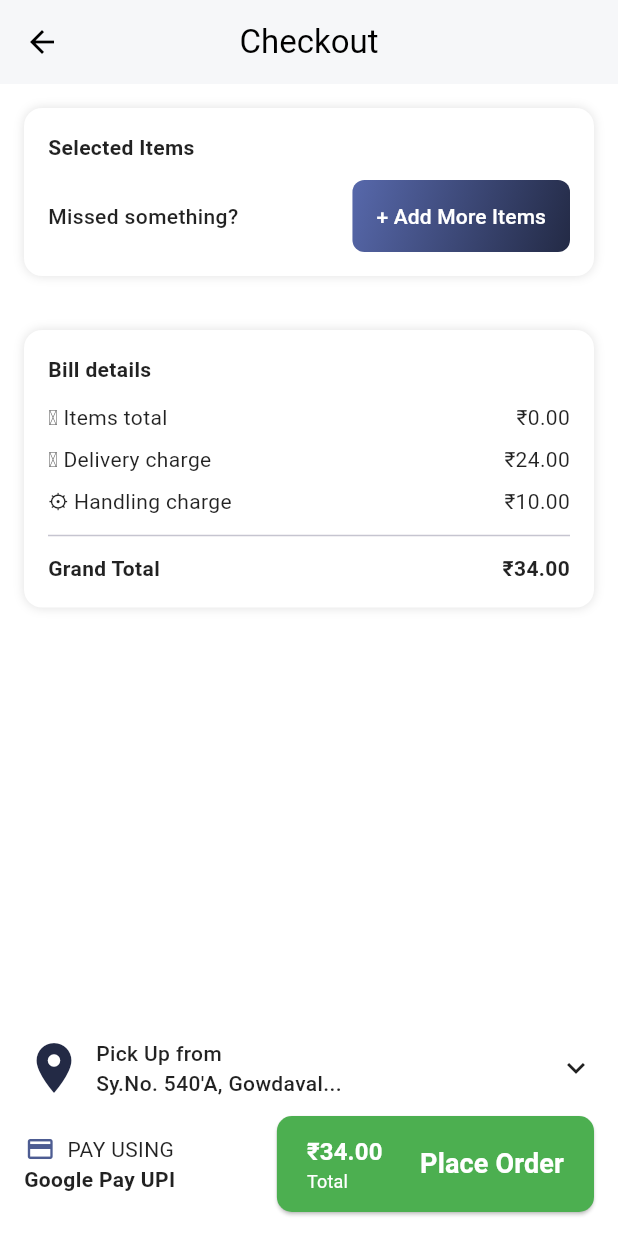
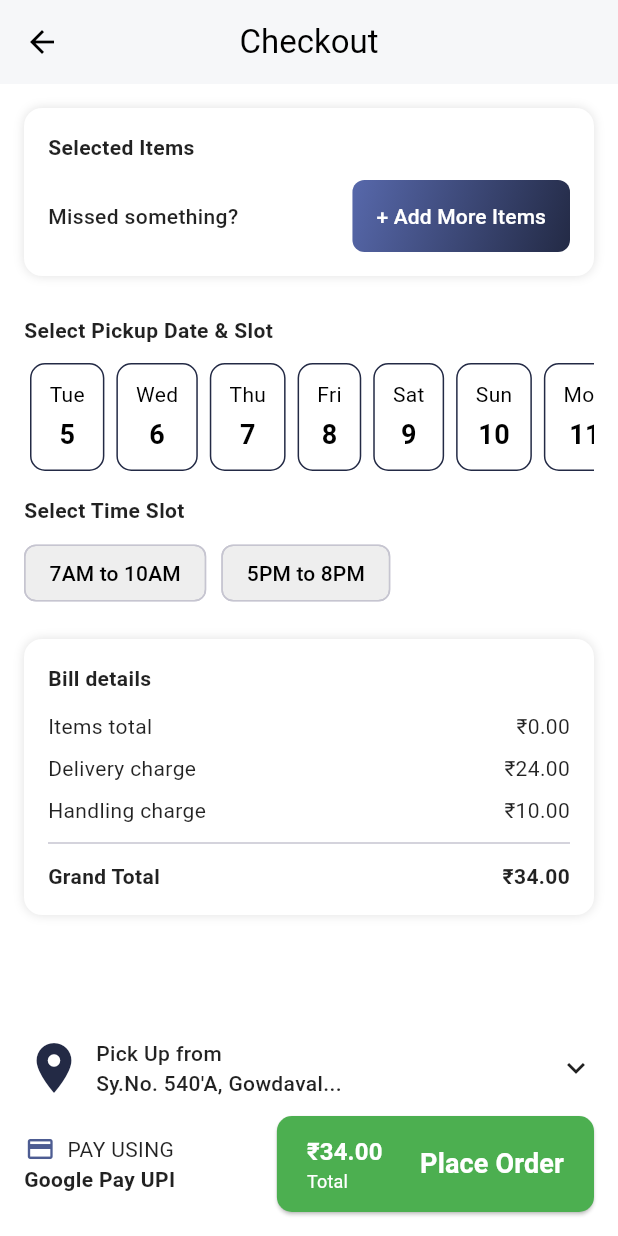
Before and after one commit to Prabhat-gupt/vklaundry-app, a Flutter app: the CheckoutPage screen opened by its route, on a phone screen of 412 x 824 dp. Run offline on Flutter 3.47's test engine with Material 3 defaults, Android fonts, the phone set to English and light mode, and no system bars; our stand-ins replace get, supabase_flutter; accounts and stored records are empty.

Commit message:
fix: service and time slot section

```diff
--- a/lib/app/routes/app_pages.dart
+++ b/lib/app/routes/app_pages.dart
@@ -2,7 +2,7 @@
 import 'package:get/get.dart';
 import 'package:laundry_app/app/ui/screens/add_address.dart';
 import 'package:laundry_app/app/ui/screens/address_screen.dart';
-import 'package:laundry_app/app/ui/screens/category.dart';
+import 'package:laundry_app/app/ui/screens/services.dart';
 import 'package:laundry_app/app/ui/screens/checkout.dart';
 import 'package:laundry_app/app/ui/screens/get_started.dart';
 import 'package:laundry_app/app/ui/screens/home.dart';
@@ -62,7 +62,7 @@ class AppPages {
     ),
     GetPage(
       name: AppRoutes.CATEGORY,
-      page: () => const CategoryScreen(),
+      page: () => const ServiceScreen(),
       // binding: HomeBinding(),
     ),
     GetPage(
--- a/lib/app/ui/screens/checkout.dart
+++ b/lib/app/ui/screens/checkout.dart
@@ -1,17 +1,31 @@
 import 'package:flutter/material.dart';
 import 'package:get/get.dart';
+import 'package:intl/intl.dart';
 import 'package:laundry_app/app/constants/app_theme.dart';
 import 'package:laundry_app/app/controllers/orders_controller.dart';
 import 'package:laundry_app/app/controllers/productlist_controller.dart';
 import 'package:laundry_app/app/controllers/profile_controller.dart';
 import 'package:laundry_app/app/routes/app_pages.dart';
 
-class CheckoutPage extends StatelessWidget {
-  CheckoutPage({super.key});
+class CheckoutPage extends StatefulWidget {
+  const CheckoutPage({super.key});
 
+  @override
+  State<CheckoutPage> createState() => _CheckoutPageState();
+}
+
+class _CheckoutPageState extends State<CheckoutPage> {
   final ProductListController controller = Get.find<ProductListController>();
+
   final OrderController orderController = Get.put(OrderController());
+
   final ProfileController profileController = Get.find<ProfileController>();
+
+  DateTime? selectedPickupDate;
+
+  String? selectedPickupSlot;
+
+  final List<String> pickupSlots = ["7AM to 10AM", "5PM to 8PM"];
 
   @override
   Widget build(BuildContext context) {
@@ -35,6 +49,10 @@ class CheckoutPage extends StatelessWidget {
         child: Column(
           children: [
             _buildUnifiedServiceCard(selectedItems),
+            const SizedBox(height: 10),
+            _buildPickupSlotSelector(context),
+            if (selectedPickupDate != null && selectedPickupSlot != null)
+              _buildDeliveryDateDisplay(),
             const SizedBox(height: 20),
             _buildBillDetails(
                 itemsTotal, deliveryCharge, handlingCharge, grandTotal),
@@ -175,13 +193,13 @@ class CheckoutPage extends StatelessWidget {
           const Text("Bill details",
               style: TextStyle(fontWeight: FontWeight.bold)),
           const SizedBox(height: 12),
-          _billRow("\uD83E\uDFAA Items total",
+          _billRow("Items total",
               "\u20B9${itemsTotal.toStringAsFixed(2)}"),
           const SizedBox(height: 8),
-          _billRow("\uD83D\uDE9A Delivery charge",
+          _billRow("Delivery charge",
               "\u20B9${deliveryCharge.toStringAsFixed(2)}"),
           const SizedBox(height: 8),
-          _billRow("\u2699\uFE0F Handling charge",
+          _billRow("Handling charge",
               "\u20B9${handlingCharge.toStringAsFixed(2)}"),
           const Divider(height: 24),
           _billRow("Grand Total", "\u20B9${grandTotal.toStringAsFixed(2)}",
@@ -204,6 +222,119 @@ class CheckoutPage extends StatelessWidget {
       ],
     );
   }
+
+  Widget _buildPickupSlotSelector(BuildContext context) {
+    return Column(
+      crossAxisAlignment: CrossAxisAlignment.start,
+      children: [
+        const Text("Select Pickup Date & Slot",
+            style: TextStyle(fontWeight: FontWeight.bold)),
+        const SizedBox(height: 12),
+        SingleChildScrollView(
+          scrollDirection: Axis.horizontal,
+          child: Row(
+            children: List.generate(7, (index) {
+              DateTime date = DateTime.now().add(Duration(days: index));
+              bool isSelected = selectedPickupDate != null &&
+                  DateUtils.isSameDay(selectedPickupDate, date);
+              return GestureDetector(
+                onTap: () {
+                  setState(() => selectedPickupDate = date);
+                },
+                child: Container(
+                  margin: const EdgeInsets.symmetric(horizontal: 4),
+                  padding:
+                      const EdgeInsets.symmetric(horizontal: 12, vertical: 10),
+                  decoration: BoxDecoration(
+                    color: isSelected ? AppTheme.primaryColor : Colors.white,
+                    borderRadius: BorderRadius.circular(10),
+                    border: Border.all(color: AppTheme.primaryColor),
+                  ),
+                  child: Column(
+                    children: [
+                      Text(DateFormat.E().format(date),
+                          style: TextStyle(
+                              color: isSelected ? Colors.white : Colors.black)),
+                      const SizedBox(height: 4),
+                      Text(date.day.toString(),
+                          style: TextStyle(
+                              fontSize: 18,
+                              fontWeight: FontWeight.bold,
+                              color: isSelected ? Colors.white : Colors.black)),
+                    ],
+                  ),
+                ),
+              );
+            }),
+          ),
+        ),
+        const SizedBox(height: 16),
+        const Text("Select Time Slot",
+            style: TextStyle(fontWeight: FontWeight.bold)),
+        const SizedBox(height: 8),
+        Wrap(
+          spacing: 10,
+          children: pickupSlots.map((slot) {
+            bool isSelected = slot == selectedPickupSlot;
+            return ChoiceChip(
+              label: Text(slot),
+              selected: isSelected,
+              onSelected: (_) {
+                setState(() => selectedPickupSlot = slot);
+              },
+              checkmarkColor: Colors.white,
+              selectedColor: AppTheme.primaryColor,
+              labelStyle: TextStyle(
+                  color: isSelected ? Colors.white : Colors.black,
+                  fontWeight: FontWeight.w500),
+              backgroundColor: Colors.grey.shade200,
+            );
+          }).toList(),
+        ),
+      ],
+    );
+  }
+
+  Widget _buildDeliveryDateDisplay() {
+  if (selectedPickupDate == null) {
+    return const SizedBox();
+  }
+
+  final deliveryDate = selectedPickupDate!.add(const Duration(hours: 72));
+
+  return Column(
+    crossAxisAlignment: CrossAxisAlignment.start,
+    children: [
+      const SizedBox(height: 16),
+      const Text(
+        "Expected Delivery",
+        style: TextStyle(
+          fontWeight: FontWeight.bold,
+          fontSize: 16,
+        ),
+      ),
+      const SizedBox(height: 8),
+      Container(
+        padding: const EdgeInsets.symmetric(vertical: 8, horizontal: 12),
+        decoration: BoxDecoration(
+          color: Colors.grey.shade200,
+          borderRadius: BorderRadius.circular(8),
+        ),
+        child: Row(
+          children: [
+            const Icon(Icons.local_shipping, color: Colors.blueGrey),
+            const SizedBox(width: 10),
+            Text(
+              DateFormat('EEEE, MMM d, yyyy  |  hh:mm a').format(deliveryDate),
+              style: const TextStyle(fontSize: 14),
+            ),
+          ],
+        ),
+      ),
+    ],
+  );
+}
+
 
   Widget _buildBottomBar(BuildContext context, double grandTotal) {
     final userId = profileController.dbUserId.value;
--- a/lib/app/ui/screens/root.dart
+++ b/lib/app/ui/screens/root.dart
@@ -2,8 +2,8 @@ import 'package:flutter/material.dart';
 import 'package:get/get.dart';
 import 'package:laundry_app/app/controllers/productlist_controller.dart';
 import 'package:laundry_app/app/controllers/profile_controller.dart';
-import 'package:laundry_app/app/ui/screens/category.dart';
 import 'package:laundry_app/app/ui/screens/home.dart';
+import 'package:laundry_app/app/ui/screens/services.dart';
 import 'package:laundry_app/app/ui/screens/setting_screen.dart';
 
 class RootPage extends StatefulWidget {
@@ -20,7 +20,7 @@ class _RootPageState extends State<RootPage> {
 
   static final List<Widget> _widgetOptions = <Widget>[
     HomeScreen(),
-    CategoryScreen(),
+    ServiceScreen(),
     HomeScreen(),
     SettingsScreen(),
   ];
@@ -64,7 +64,7 @@ class _RootPageState extends State<RootPage> {
                   backgroundColor: Colors.white),
               BottomNavigationBarItem(
                   icon: Icon(Icons.category_outlined),
-                  label: 'Category',
+                  label: 'Services',
                   backgroundColor: Colors.white),
               BottomNavigationBarItem(
                   icon: Icon(Icons.school),
--- a/pubspec.yaml
+++ b/pubspec.yaml
@@ -39,6 +39,7 @@ dependencies:
   shared_preferences: ^2.3.3
   lucide_icons_flutter: ^3.0.6
   supabase_flutter: ^2.9.1
+  intl: ^0.20.2
 
 dev_dependencies:
   flutter_test:
```
Also changed, not shown: lib/app/controllers/order_track_controller.dart (+43 -7 lines), lib/app/ui/screens/category.dart (deleted, +0 -136 lines), lib/app/ui/screens/order_track.dart (+7 -4 lines), lib/app/ui/screens/product_list.dart (+16 -16 lines), lib/app/ui/screens/services.dart (added, +137 -0 lines), pubspec.lock.
